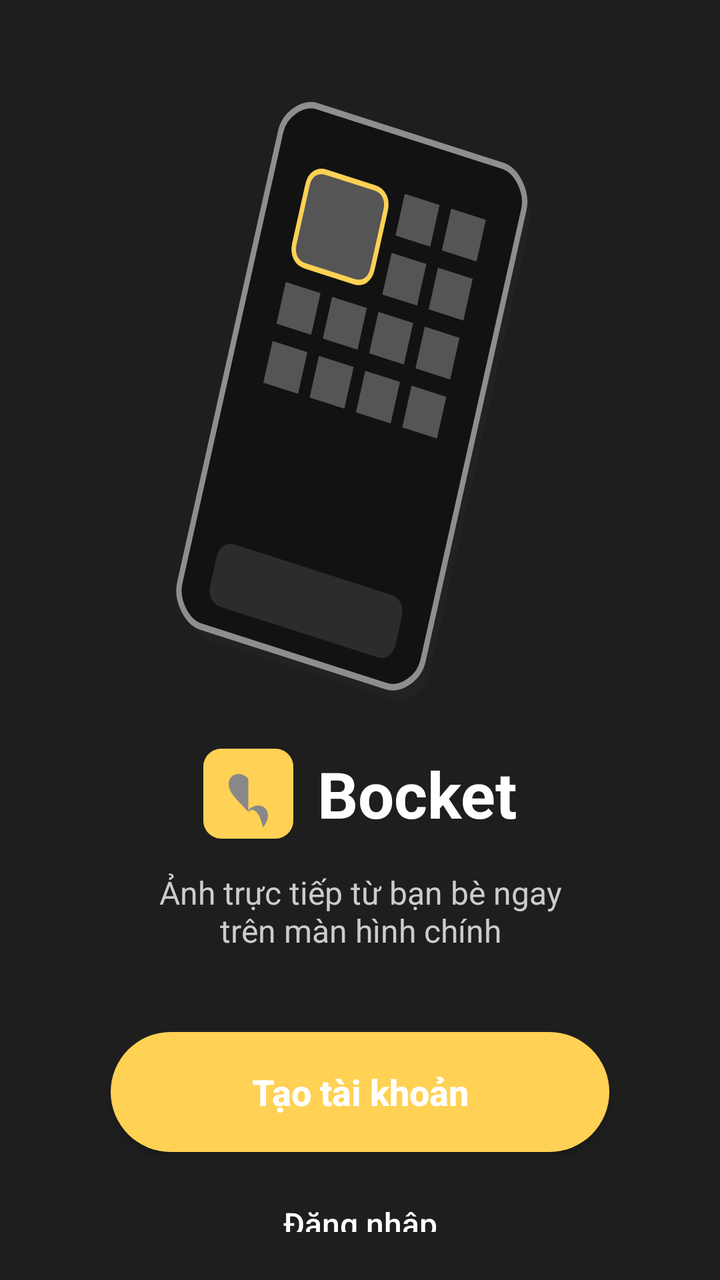
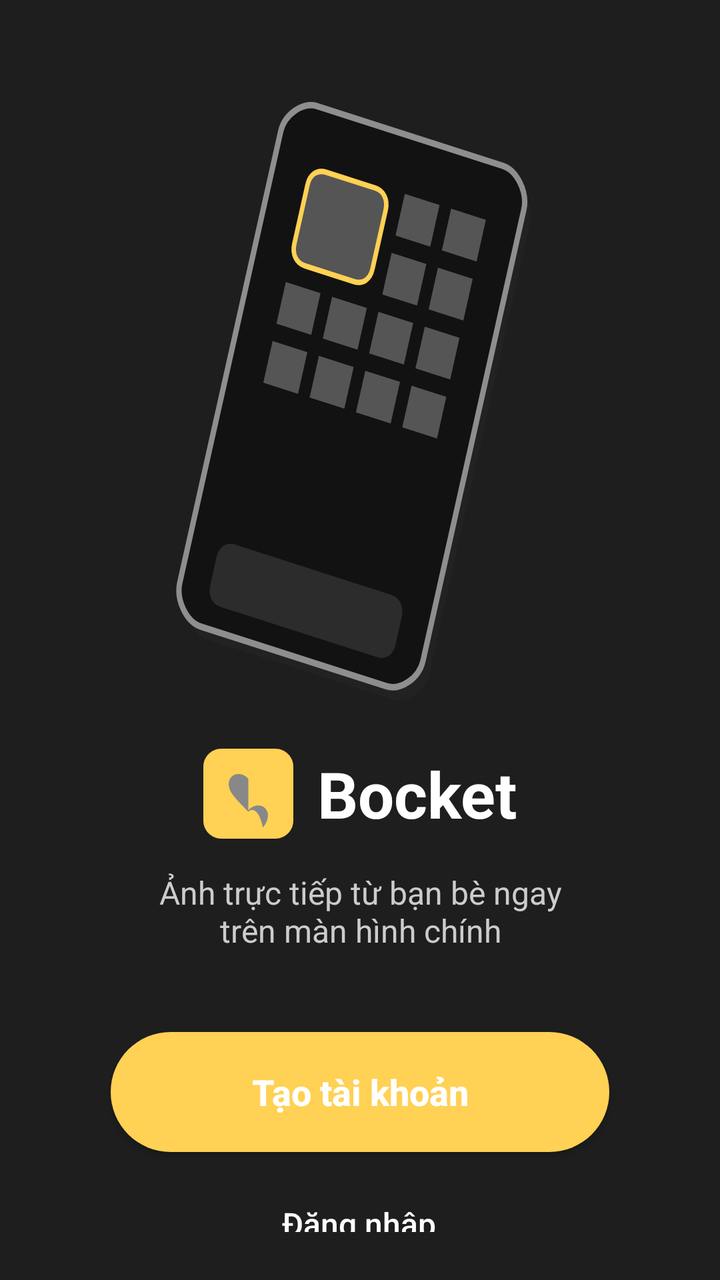

The first picture is an Android layout as it rendered before a commit; the second is the same layout after the commit. The layout source and the unified diff follow.
<!-- AndroidManifest.xml: application theme Theme.Bocket -->
<!-- res/layout/activity_welcome.xml -->
<?xml version="1.0" encoding="utf-8"?>
<androidx.constraintlayout.widget.ConstraintLayout
    xmlns:android="http://schemas.android.com/apk/res/android"
    xmlns:app="http://schemas.android.com/apk/res-auto"
    android:layout_width="match_parent"
    android:layout_height="match_parent"
    android:background="#1E1E1E"
    android:padding="24dp">

    <View
        android:id="@+id/phoneBorder"
        android:layout_width="0dp"
        android:layout_height="0dp"
        android:background="@drawable/ic_phone_mockup"
        app:layout_constraintDimensionRatio="H,1:1.6"
        app:layout_constraintWidth_percent="0.6"
        app:layout_constraintTop_toTopOf="parent"
        app:layout_constraintStart_toStartOf="parent"
        app:layout_constraintEnd_toEndOf="parent"
        app:layout_constraintBottom_toTopOf="@+id/bocketLogoContainer"
        app:layout_constraintVertical_chainStyle="packed"
        app:layout_constraintVertical_bias="0.2"
        android:layout_marginTop="32dp"/>

    <LinearLayout
        android:id="@+id/bocketLogoContainer"
        android:layout_width="wrap_content"
        android:layout_height="wrap_content"
        android:orientation="horizontal"
        android:gravity="center_vertical"
        android:layout_marginTop="24dp"
        app:layout_constraintTop_toBottomOf="@+id/phoneBorder"
        app:layout_constraintBottom_toTopOf="@+id/txtDescription"
        app:layout_constraintStart_toStartOf="parent"
        app:layout_constraintEnd_toEndOf="parent">

        <ImageView
            android:layout_width="45dp"
            android:layout_height="45dp"
            android:src="@drawable/ic_bocket_logo_small" />

        <TextView
            android:layout_width="wrap_content"
            android:layout_height="wrap_content"
            android:layout_marginStart="12dp"
            android:text="Bocket"
            android:textColor="#FFFFFF"
            android:textSize="32sp"
            android:textStyle="bold" />
    </LinearLayout>

    <TextView
        android:id="@+id/txtDescription"
        android:layout_width="0dp"
        android:layout_height="wrap_content"
        android:gravity="center"
        android:text="Ảnh trực tiếp từ bạn bè ngay\ntrên màn hình chính"
        android:textColor="#CCCCCC"
        android:textSize="16sp"
        android:layout_marginTop="16dp"
        app:layout_constraintTop_toBottomOf="@+id/bocketLogoContainer"
        app:layout_constraintBottom_toTopOf="@+id/btnCreateAccount"
        app:layout_constraintStart_toStartOf="parent"
        app:layout_constraintEnd_toEndOf="parent" />

    <Button
        android:id="@+id/btnCreateAccount"
        android:layout_width="0dp"
        android:layout_height="60dp"
        android:layout_marginTop="40dp"
        android:background="@drawable/button_primary_round"
        android:text="Tạo tài khoản"
        android:textAllCaps="false"
        android:textColor="#FFFFFF"
        android:textSize="18sp"
        android:textStyle="bold"
        app:backgroundTint="#FFD154"
        app:layout_constraintBottom_toTopOf="@+id/btnLogin"
        app:layout_constraintEnd_toEndOf="parent"
        app:layout_constraintStart_toStartOf="parent"
        app:layout_constraintTop_toBottomOf="@+id/txtDescription"
        app:layout_constraintWidth_percent="0.8" />

    <Button
        android:id="@+id/btnLogin"
        android:layout_width="wrap_content"
        android:layout_height="wrap_content"
        android:background="?attr/selectableItemBackgroundBorderless"
        android:text="Đăng nhập"
        android:textAllCaps="false"
        android:textColor="#FFFFFF"
        android:textSize="16sp"
        android:layout_marginTop="12dp"
        app:layout_constraintTop_toBottomOf="@+id/btnCreateAccount"
        app:layout_constraintBottom_toBottomOf="parent"
        app:layout_constraintStart_toStartOf="parent"
        app:layout_constraintEnd_toEndOf="parent" />

</androidx.constraintlayout.widget.ConstraintLayout>
<!-- resources referenced by this layout -->
<resources>
  <!-- drawable button_primary_round (drawable) -->
  <?xml version="1.0" encoding="utf-8"?>
  <shape xmlns:android="http://schemas.android.com/apk/res/android">
      <solid android:color="#FFD154" /> <corners android:radius="30dp" />
  </shape>
  <!-- drawable ic_bocket_logo_small (drawable) -->
  <?xml version="1.0" encoding="utf-8"?>
  <vector xmlns:android="http://schemas.android.com/apk/res/android"
      android:width="40dp"
      android:height="40dp"
      android:viewportWidth="40"
      android:viewportHeight="40">
  
      <path
          android:fillColor="#FFD154"
          android:pathData="M8,0h24c4.4,0 8,3.6 8,8v24c0,4.4 -3.6,8 -8,8H8c-4.4,0 -8,-3.6 -8,-8V8C0,3.6 3.6,0 8,0z"/>
  
      <group
          android:translateX="0"
          android:translateY="1">
          <path
              android:fillColor="#888888"
              android:pathData="M20,12.5c-1.8,-2.5 -5.5,-3 -7.5,-1c-2,2 -1.5,5.5 1,8.5c2.5,3 6.5,7 6.5,7s4,-4 6.5,7c2.5,-3 3,-6.5 1,-8.5c-2,-2 -5.7,-1.5 -7.5,1z"/>
      </group>
  
  </vector>
  <!-- drawable ic_phone_mockup: vector/xml drawable (drawable, 2919 chars, omitted) -->
  <style name="Theme.Bocket" parent="Base.Theme.Bocket" />
  <style name="Base.Theme.Bocket" parent="Theme.Material3.DayNight.NoActionBar">
          
          
      </style>
</resources>

<!-- the commit's change to res/layout/activity_welcome.xml (unified diff, before → after) -->
@@ -85,15 +85,16 @@
         android:id="@+id/btnLogin"
         android:layout_width="wrap_content"
         android:layout_height="wrap_content"
+        android:layout_marginTop="12dp"
         android:background="?attr/selectableItemBackgroundBorderless"
         android:text="Đăng nhập"
         android:textAllCaps="false"
         android:textColor="#FFFFFF"
         android:textSize="16sp"
-        android:layout_marginTop="12dp"
-        app:layout_constraintTop_toBottomOf="@+id/btnCreateAccount"
         app:layout_constraintBottom_toBottomOf="parent"
+        app:layout_constraintEnd_toEndOf="parent"
+        app:layout_constraintHorizontal_bias="0.497"
         app:layout_constraintStart_toStartOf="parent"
-        app:layout_constraintEnd_toEndOf="parent" />
+        app:layout_constraintTop_toBottomOf="@+id/btnCreateAccount" />
 
 </androidx.constraintlayout.widget.ConstraintLayout>
<!-- resource entries referenced after the edit -->
@@ -27,10 +27,5 @@
   
   </vector>
   <!-- drawable ic_phone_mockup: vector/xml drawable (drawable, 2919 chars, omitted) -->
-  <style name="Theme.Bocket" parent="Base.Theme.Bocket" />
-  <style name="Base.Theme.Bocket" parent="Theme.Material3.DayNight.NoActionBar">
-          
-          
-      </style>
 </resources>
 
